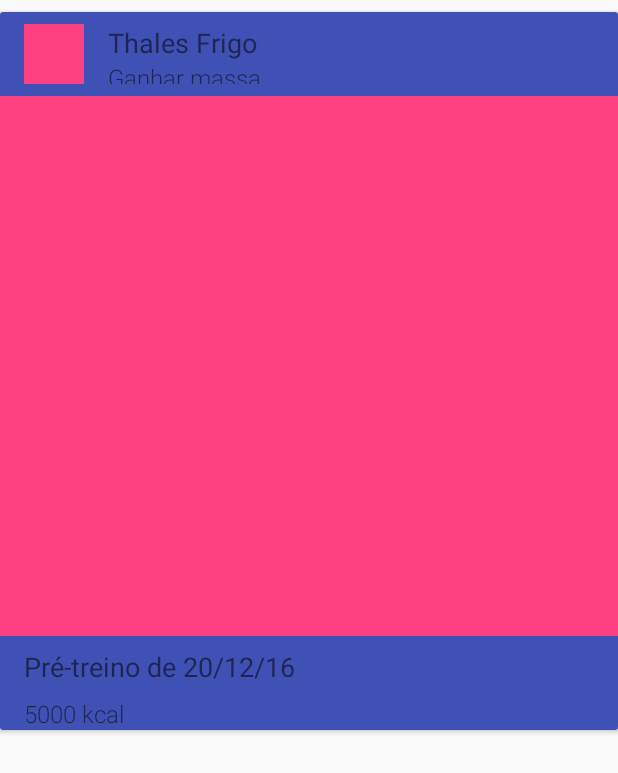
After one commit to dev-thalizao/DevTecnonutriX, an Android app: the layout item_feed.xml on its own in the app's theme, with its tools: preview values and no code run, on a phone screen of 412 x 824 dp. The commit adds this screen. Shown: the top 773 px of the screen. Run offline under Robolectric (Android 15) with nearby library versions, the phone set to English and light mode, and no system bars.

Commit message:
Layouts createds for FeedActivity and Feed item

```diff
--- a/app/build.gradle
+++ b/app/build.gradle
@@ -15,7 +15,7 @@ android {
     buildToolsVersion "25.0.2"
     defaultConfig {
         applicationId "br.com.thalesfrigo.devtecnonutrix"
-        minSdkVersion 15
+        minSdkVersion 16
         targetSdkVersion 25
         versionCode 1
         versionName "1.0"
--- a/app/src/main/res/layout/activity_feed.xml
+++ b/app/src/main/res/layout/activity_feed.xml
@@ -10,4 +10,14 @@
     android:paddingTop="@dimen/activity_vertical_margin"
     tools:context="br.com.thalesfrigo.devtecnonutrix.FeedActivity">
 
+    <android.support.v7.widget.RecyclerView
+        android:id="@+id/feedList"
+        android:layout_width="match_parent"
+        android:layout_height="wrap_content"/>
+
+    <ProgressBar
+        android:id="@+id/progress"
+        android:layout_width="wrap_content"
+        android:layout_height="wrap_content"
+        android:layout_centerInParent="true"/>
 </RelativeLayout>
--- /dev/null
+++ b/app/src/main/res/layout/item_feed.xml
@@ -0,0 +1,111 @@
+<?xml version="1.0" encoding="utf-8"?>
+<LinearLayout xmlns:android="http://schemas.android.com/apk/res/android"
+    xmlns:card_view="http://schemas.android.com/apk/res-auto"
+    android:orientation="vertical" android:layout_width="match_parent"
+    android:layout_height="match_parent">
+
+    <!-- A CardView that contains a TextView -->
+    <android.support.v7.widget.CardView
+        android:id="@+id/feed_card_view"
+        android:layout_gravity="center"
+        android:layout_width="match_parent"
+        android:layout_height="wrap_content"
+        android:layout_marginTop="@dimen/default_space"
+        card_view:cardCornerRadius="@dimen/cardview_default_radius"
+        card_view:cardElevation="@dimen/cardview_default_elevation">
+
+        <LinearLayout
+            android:layout_width="match_parent"
+            android:layout_height="wrap_content"
+            android:orientation="vertical">
+
+            <RelativeLayout
+                android:id="@+id/header_view"
+                android:layout_width="match_parent"
+                android:layout_height="wrap_content"
+                android:paddingTop="@dimen/default_space"
+                android:paddingBottom="@dimen/default_space"
+                android:background="@color/colorPrimary">
+
+                <ImageView
+                    android:id="@+id/profile_image"
+                    android:layout_width="40dp"
+                    android:layout_height="40dp"
+                    android:background="@color/colorAccent"
+                    android:layout_centerVertical="true"
+                    android:layout_marginLeft="@dimen/activity_horizontal_margin"
+                    android:layout_marginStart="@dimen/activity_horizontal_margin" />
+
+                <TextView
+                    android:id="@+id/profile_name"
+                    android:layout_width="wrap_content"
+                    android:layout_height="wrap_content"
+                    android:fontFamily="sans-serif"
+                    android:textSize="18sp"
+                    android:text="Thales Frigo"
+                    android:layout_alignTop="@+id/profile_image"
+                    android:layout_toRightOf="@+id/profile_image"
+                    android:layout_toEndOf="@+id/profile_image"
+                    android:layout_marginLeft="@dimen/activity_horizontal_margin"
+                    android:layout_marginStart="@dimen/activity_horizontal_margin" />
+
+                <TextView
+                    android:id="@+id/profile_goal"
+                    android:layout_width="wrap_content"
+                    android:layout_height="wrap_content"
+                    android:fontFamily="sans-serif-light"
+                    android:textSize="16sp"
+                    android:text="Ganhar massa"
+                    android:layout_below="@id/profile_name"
+                    android:layout_alignBottom="@id/profile_image"
+                    android:layout_toRightOf="@id/profile_image"
+                    android:layout_toEndOf="@id/profile_image"
+                    android:layout_marginLeft="@dimen/activity_horizontal_margin"
+                    android:layout_marginStart="@dimen/activity_horizontal_margin" />
+
+            </RelativeLayout>
+
+            <ImageView
+                android:id="@+id/meal_image"
+                android:layout_width="match_parent"
+                android:layout_height="360dp"
+                android:scaleType="fitXY"
+                android:adjustViewBounds="true"
+                android:background="@color/colorAccent"/>
+
+            <LinearLayout
+                android:id="@+id/footer_view"
+                android:layout_width="match_parent"
+                android:layout_height="wrap_content"
+                android:orientation="vertical"
+                android:background="@color/colorPrimary">
+
+                <TextView
+                    android:id="@+id/meal_date"
+                    android:layout_width="wrap_content"
+                    android:layout_height="wrap_content"
+                    android:fontFamily="sans-serif"
+                    android:textSize="18sp"
+                    android:text="Pré-treino de 20/12/16"
+                    android:layout_marginTop="@dimen/default_space"
+                    android:layout_marginLeft="@dimen/activity_horizontal_margin"
+                    android:layout_marginStart="@dimen/activity_horizontal_margin" />
+
+                <TextView
+                    android:id="@+id/meal_energy"
+                    android:layout_width="wrap_content"
+                    android:layout_height="wrap_content"
+                    android:fontFamily="sans-serif-light"
+                    android:textSize="16sp"
+                    android:text="5000 kcal"
+                    android:layout_marginTop="@dimen/default_space"
+                    android:layout_marginLeft="@dimen/activity_horizontal_margin"
+                    android:layout_marginStart="@dimen/activity_horizontal_margin" />
+
+            </LinearLayout>
+
+        </LinearLayout>
+
+    </android.support.v7.widget.CardView>
+
+</LinearLayout>
--- a/app/src/main/res/values/dimens.xml
+++ b/app/src/main/res/values/dimens.xml
@@ -2,4 +2,5 @@
     <!-- Default screen margins, per the Android Design guidelines. -->
     <dimen name="activity_horizontal_margin">16dp</dimen>
     <dimen name="activity_vertical_margin">16dp</dimen>
+    <dimen name="default_space">8dp</dimen>
 </resources>
```
